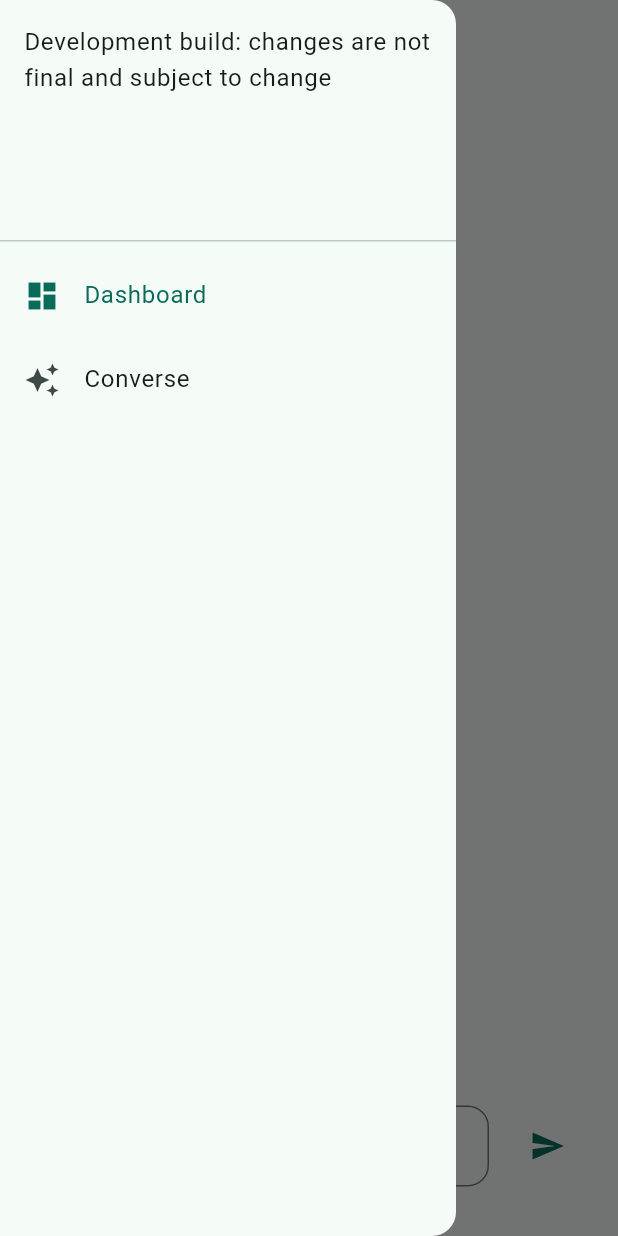
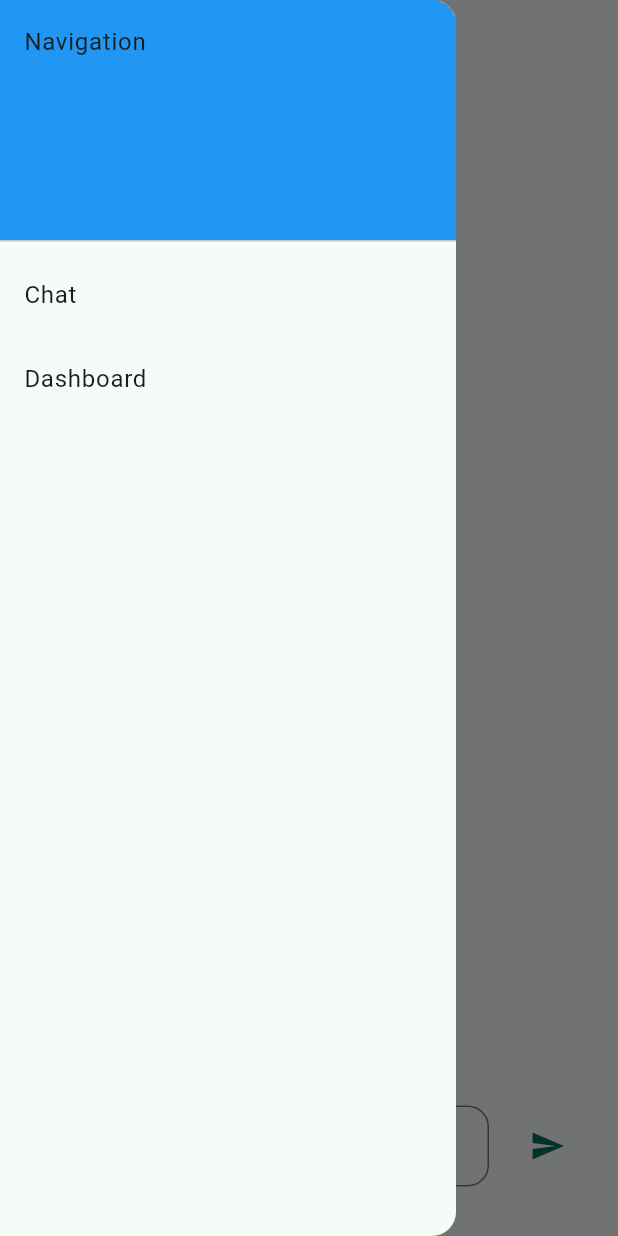
Before and after one commit to plntrAI/plntrAI, a Flutter app: the screen it shows after launch, with the side drawer open, on a phone screen of 412 x 824 dp. Run offline on Flutter 3.47's test engine with Material 3 defaults, Android fonts, the phone set to English and light mode, and no system bars; our stand-ins replace flutter_markdown, google_generative_ai.

Commit message:
Move navigation to home

```diff
--- a/lib/main.dart
+++ b/lib/main.dart
@@ -3,8 +3,8 @@
 // that can be found in the LICENSE file.
 
 import 'package:flutter/material.dart';
+import 'package:plntrai/screens/home.dart';
 import 'theme.dart';
-import 'screens/chat.dart';
 
 void main() {
   runApp(const GenerativeAISample());
@@ -21,7 +21,7 @@ class GenerativeAISample extends StatelessWidget {
       title: 'plntrAI',
       theme: materialTheme.light(),
       darkTheme: materialTheme.dark(),
-      home: const ChatScreen(title: 'plntrAI'),
+      home: const HomeScreen(),
     );
   }
 }
--- a/lib/screens/chat.dart
+++ b/lib/screens/chat.dart
@@ -16,46 +16,11 @@ class _ChatScreenState extends State<ChatScreen> {
   String? apiKey =
       'AIzaSyD5IkhK2M_63AKWbSEVt9jZNRgeZKhVdSI'; // replace 'your-api-key-here' with your actual API key
 
-  int _selectedIndex = 0;
-
   @override
   Widget build(BuildContext context) {
     return Scaffold(
       appBar: AppBar(
         title: Text(widget.title),
-      ),
-      drawer: Drawer(
-        child: ListView(
-          padding: EdgeInsets.zero,
-          children: <Widget>[
-            const DrawerHeader(
-              child: Text(
-                  'Development build: changes are not final and subject to change'),
-            ),
-            ListTile(
-              title: const Text('Dashboard'),
-              leading: const Icon(Icons.dashboard),
-              selected: _selectedIndex == 0,
-              onTap: () {
-                setState(() {
-                  _selectedIndex = 0;
-                });
-                Navigator.pop(context);
-              },
-            ),
-            ListTile(
-              title: const Text('Converse'),
-              leading: const Icon(Icons.auto_awesome),
-              selected: _selectedIndex == 1,
-              onTap: () {
-                setState(() {
-                  _selectedIndex = 1;
-                });
-                Navigator.pop(context);
-              },
-            ),
-          ],
-        ),
       ),
       body: switch (apiKey) {
         final providedKey? => ChatWidget(apiKey: providedKey),
--- /dev/null
+++ b/lib/screens/home.dart
@@ -0,0 +1,59 @@
+import 'package:flutter/material.dart';
+import '../screens/chat.dart';
+import '../screens/dashboard.dart';
+
+class HomeScreen extends StatefulWidget {
+  const HomeScreen({super.key});
+
+  @override
+  _HomeScreenState createState() => _HomeScreenState();
+}
+
+class _HomeScreenState extends State<HomeScreen> {
+  int _selectedIndex = 0;
+  final _pageOptions = [
+    const ChatScreen(title: 'Chat'),
+    const DashboardScreen(title: 'Dashboard'),
+  ];
+
+  @override
+  Widget build(BuildContext context) {
+    return Scaffold(
+      appBar: AppBar(
+        title: const Text('Home'),
+      ),
+      drawer: Drawer(
+        child: ListView(
+          padding: EdgeInsets.zero,
+          children: <Widget>[
+            const DrawerHeader(
+              decoration: BoxDecoration(
+                color: Colors.blue,
+              ),
+              child: Text('Navigation'),
+            ),
+            ListTile(
+              title: const Text('Chat'),
+              onTap: () {
+                setState(() {
+                  _selectedIndex = 0;
+                });
+                Navigator.pop(context);
+              },
+            ),
+            ListTile(
+              title: const Text('Dashboard'),
+              onTap: () {
+                setState(() {
+                  _selectedIndex = 1;
+                });
+                Navigator.pop(context);
+              },
+            ),
+          ],
+        ),
+      ),
+      body: _pageOptions[_selectedIndex],
+    );
+  }
+}
```
